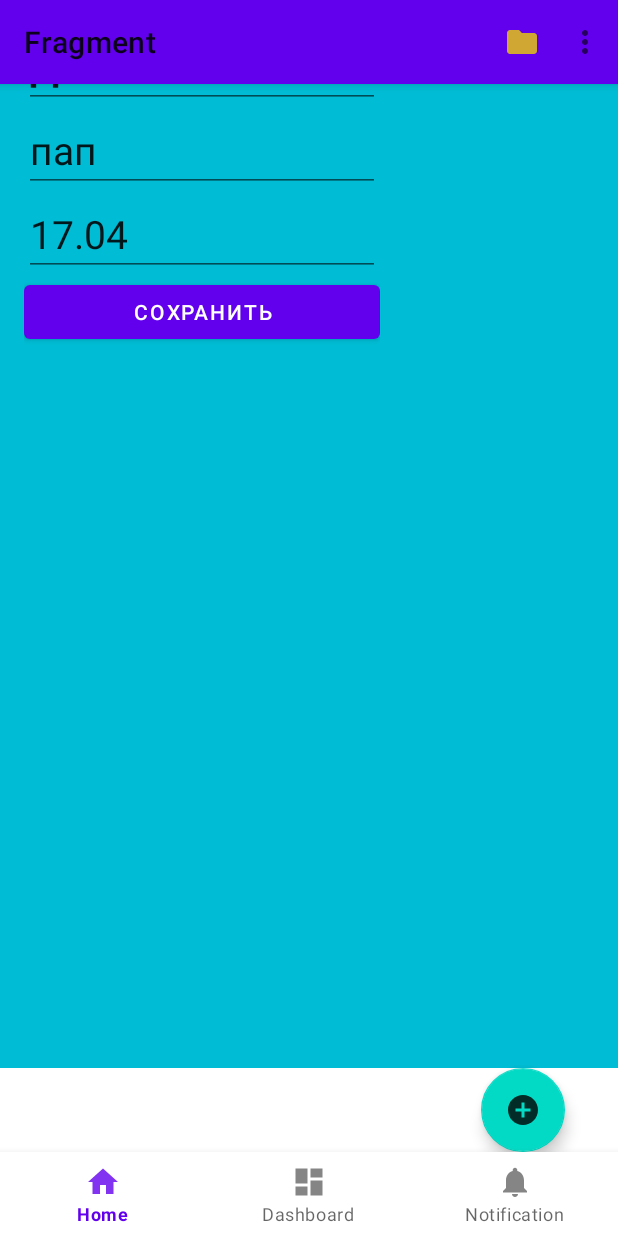
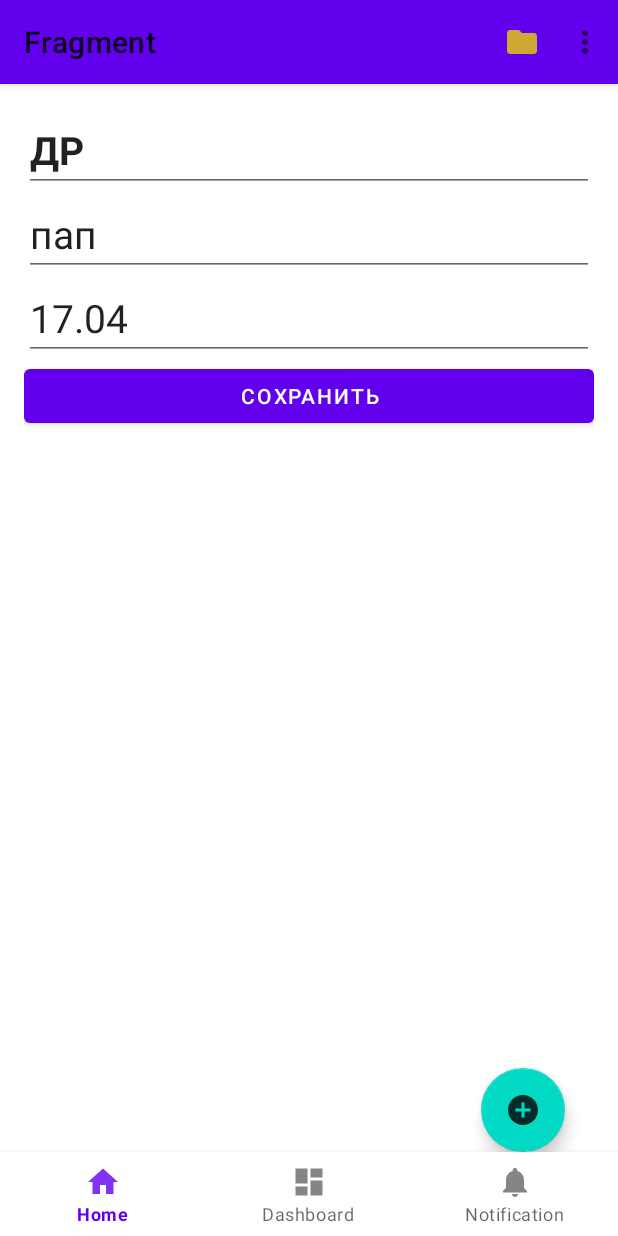
Before and after one commit to Tati1909/Fragment, an Android app: the screen it shows after launch (MainActivity), after a tap on an icon or button, on a phone screen of 412 x 824 dp. Run offline under Robolectric (Android 15) with nearby library versions, the phone set to English and light mode, and no system bars.

```diff
--- a/app/src/main/java/com/example/fragment/MainActivity.java
+++ b/app/src/main/java/com/example/fragment/MainActivity.java
@@ -26,14 +26,14 @@ public class MainActivity extends AppCompatActivity implements NotesFragment.Con
         Toolbar toolbar = findViewById(R.id.toolbar);
         setSupportActionBar(toolbar);
 
-        //добавила кнопку плюс для создания новой заметки
+       /* //добавила кнопку плюс для создания новой заметки
         buttonCreateNote = findViewById(R.id.create_a_note);
         buttonCreateNote.setOnClickListener(v ->
                 Toast.makeText(this, "Создаем папку", Toast.LENGTH_LONG).show());
-
+        */
         getSupportFragmentManager().
                 beginTransaction().
-                add(R.id.list_container, new NotesListFragment()).
+                add(R.id.container, new NotesListFragment()).
                 commit();
     }
 
@@ -88,7 +88,7 @@ public class MainActivity extends AppCompatActivity implements NotesFragment.Con
                 Configuration.ORIENTATION_LANDSCAPE;
         getSupportFragmentManager().
                 beginTransaction().
-                add(isLandScape ? R.id.detail_container_land : R.id.list_container, NotesFragment.newInstance(dossier)).
+                add(isLandScape ? R.id.detail_container_land : R.id.container, NotesFragment.newInstance(dossier)).
                 //при нажатии назад, приложение переходит на первый фрагмент
                         addToBackStack(null).
                 commit();
--- a/app/src/main/res/layout-land/activity_main.xml
+++ b/app/src/main/res/layout-land/activity_main.xml
@@ -9,7 +9,7 @@
     tools:context=".MainActivity">
 
     <FrameLayout
-        android:id="@+id/list_container"
+        android:id="@+id/container"
         android:layout_width="0dp"
         android:layout_height="match_parent"
         android:layout_weight="1" />
--- a/app/src/main/res/layout/activity_main.xml
+++ b/app/src/main/res/layout/activity_main.xml
@@ -2,7 +2,7 @@
 <androidx.constraintlayout.widget.ConstraintLayout xmlns:android="http://schemas.android.com/apk/res/android"
     xmlns:app="http://schemas.android.com/apk/res-auto"
     xmlns:tools="http://schemas.android.com/tools"
-    android:id="@+id/list_container"
+    android:id="@+id/layout_container"
     android:layout_width="match_parent"
     android:layout_height="match_parent"
     android:orientation="vertical"
@@ -35,7 +35,9 @@
         app:layout_constraintBottom_toTopOf="@+id/create_a_note"
         app:layout_constraintEnd_toEndOf="parent"
         app:layout_constraintStart_toStartOf="parent"
-        app:layout_constraintTop_toBottomOf="@+id/appbar_layout"></FrameLayout>
+        app:layout_constraintTop_toBottomOf="@+id/appbar_layout">
+
+    </FrameLayout>
 
     <com.google.android.material.floatingactionbutton.FloatingActionButton
         android:id="@+id/create_a_note"
--- a/app/src/main/res/layout/fragment_notes.xml
+++ b/app/src/main/res/layout/fragment_notes.xml
@@ -2,7 +2,7 @@
 <LinearLayout xmlns:android="http://schemas.android.com/apk/res/android"
     android:layout_width="match_parent"
     android:layout_height="match_parent"
-    android:background="#00BCD4"
+    android:background="@color/white"
     android:orientation="vertical"
     xmlns:tools="http://schemas.android.com/tools"
     android:padding="@dimen/padding_default"
--- a/app/src/main/res/layout/fragment_notes_list.xml
+++ b/app/src/main/res/layout/fragment_notes_list.xml
@@ -4,7 +4,7 @@
     android:id="@+id/linear"
     android:layout_width="match_parent"
     android:layout_height="match_parent"
-    android:background="@color/teal_200"
+    android:background="@color/white"
     android:orientation="vertical"
     tools:context=".MainActivity">
 
```
